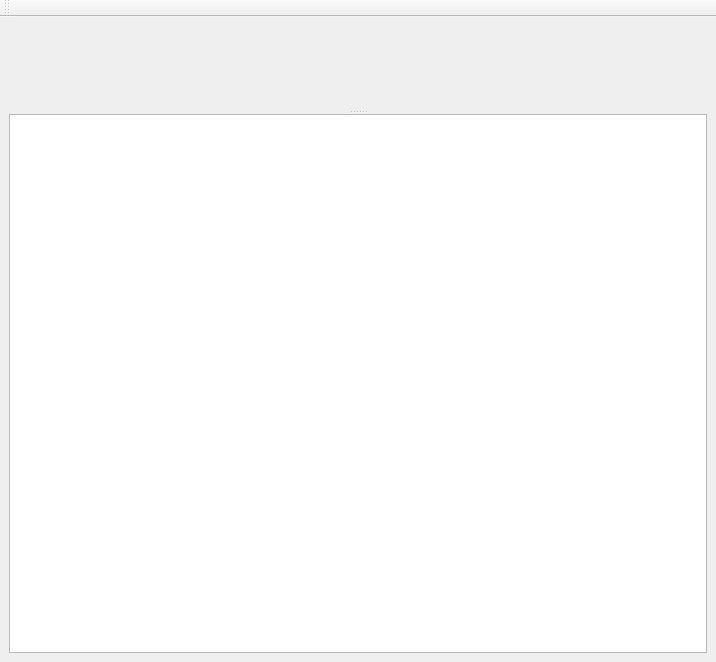
Before: the Qt Designer form src/AppLetTF.ui in rnikbond/AppLetTF, drawn with Qt 5.
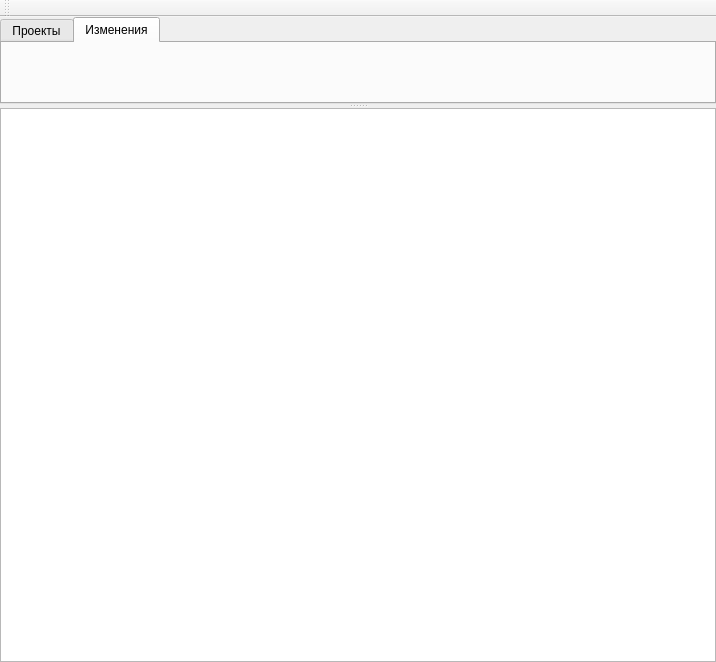
After: the same form once the commit is applied. Custom widgets are drawn as their Qt base class.

Patch:
```diff
--- a/src/AppLetTF.ui
+++ b/src/AppLetTF.ui
@@ -14,13 +14,82 @@
    <string>MainWindow</string>
   </property>
   <widget class="QWidget" name="centralwidget">
-   <layout class="QVBoxLayout" name="verticalLayout">
+   <layout class="QVBoxLayout" name="verticalLayout_3">
+    <property name="spacing">
+     <number>0</number>
+    </property>
+    <property name="leftMargin">
+     <number>0</number>
+    </property>
+    <property name="topMargin">
+     <number>0</number>
+    </property>
+    <property name="rightMargin">
+     <number>0</number>
+    </property>
+    <property name="bottomMargin">
+     <number>0</number>
+    </property>
     <item>
      <widget class="QSplitter" name="splitter">
       <property name="orientation">
        <enum>Qt::Vertical</enum>
       </property>
-      <widget class="ProjectsTree" name="projectsTree" native="true"/>
+      <widget class="QTabWidget" name="tabWidget">
+       <property name="currentIndex">
+        <number>1</number>
+       </property>
+       <widget class="QWidget" name="projectsTab">
+        <attribute name="title">
+         <string>Проекты</string>
+        </attribute>
+        <layout class="QVBoxLayout" name="verticalLayout">
+         <property name="spacing">
+          <number>0</number>
+         </property>
+         <property name="leftMargin">
+          <number>0</number>
+         </property>
+         <property name="topMargin">
+          <number>0</number>
+         </property>
+         <property name="rightMargin">
+          <number>0</number>
+         </property>
+         <property name="bottomMargin">
+          <number>0</number>
+         </property>
+         <item>
+          <widget class="ProjectsTree" name="projectsTree" native="true"/>
+         </item>
+        </layout>
+       </widget>
+       <widget class="QWidget" name="changesTab">
+        <attribute name="title">
+         <string>Изменения</string>
+        </attribute>
+        <layout class="QVBoxLayout" name="verticalLayout_2">
+         <property name="spacing">
+          <number>0</number>
+         </property>
+         <property name="leftMargin">
+          <number>0</number>
+         </property>
+         <property name="topMargin">
+          <number>0</number>
+         </property>
+         <property name="rightMargin">
+          <number>0</number>
+         </property>
+         <property name="bottomMargin">
+          <number>0</number>
+         </property>
+         <item>
+          <widget class="ChangesWidget" name="changes" native="true"/>
+         </item>
+        </layout>
+       </widget>
+      </widget>
       <widget class="QTextEdit" name="logEdit"/>
      </widget>
     </item>
@@ -39,6 +108,12 @@
   </widget>
  </widget>
  <customwidgets>
+  <customwidget>
+   <class>ChangesWidget</class>
+   <extends>QWidget</extends>
+   <header location="global">ChangesWidget.h</header>
+   <container>1</container>
+  </customwidget>
   <customwidget>
    <class>ProjectsTree</class>
    <extends>QWidget</extends>
```
